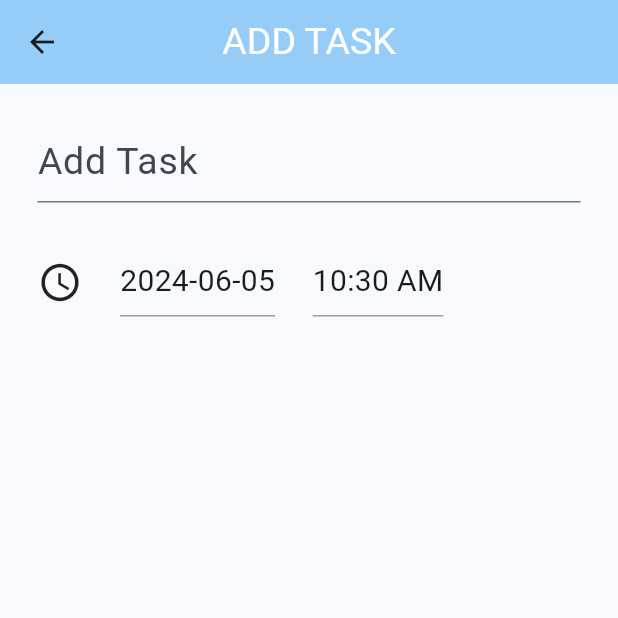
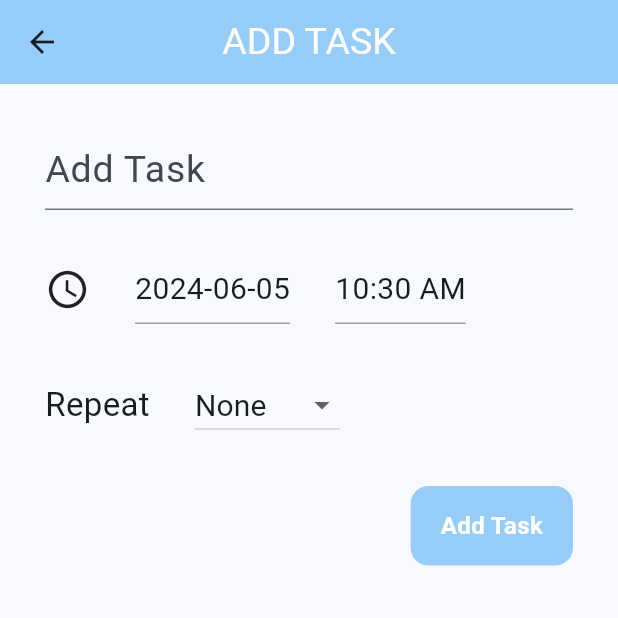
Before and after one commit to Anhakian/Eco_ToDoApp, a Flutter app: the AddTaskPage screen opened by its route, on a phone screen of 412 x 824 dp, the top half of it. Run offline on Flutter 3.47's test engine with Material 3 defaults, Android fonts, the phone set to English and light mode, and no system bars; our stand-ins replace cloud_firestore, firebase_auth, firebase_core; accounts and stored records are empty; network calls fail.

Commit message:
add dropdown button to choose repeat task value

```diff
--- a/lib/components/my_button.dart
+++ b/lib/components/my_button.dart
@@ -15,16 +15,17 @@ class MyButton extends StatelessWidget {
       onTap: onTap,
       child: Container(
         decoration: BoxDecoration(
-          color: Theme.of(context).colorScheme.primary,
+          color: Theme.of(context).colorScheme.inversePrimary,
           borderRadius: BorderRadius.circular(12),
         ),
-        padding: const EdgeInsets.all(25),
+        padding: const EdgeInsets.symmetric(horizontal: 20, vertical: 15),
         child: Center(
           child: Text(
             buttonText,
             style: const TextStyle(
               fontWeight: FontWeight.bold,
               fontSize: 16,
+              color: Colors.white,
             ),
           ),
         ),
--- a/lib/pages/add_task_page.dart
+++ b/lib/pages/add_task_page.dart
@@ -1,3 +1,4 @@
+import 'package:eco_to_do_app/components/my_button.dart';
 import 'package:flutter/material.dart';
 import 'package:cloud_firestore/cloud_firestore.dart';
 import 'package:firebase_auth/firebase_auth.dart';
@@ -13,6 +14,8 @@ class _AddTaskPageState extends State<AddTaskPage> {
   final TextEditingController taskController = TextEditingController();
   DateTime date = DateTime.now();
   TimeOfDay time = TimeOfDay.now();
+  final List<String> repeatValues = ['None', 'Daily', 'Weekly', 'Monthly'];
+  String selectedRepeatValue = 'None';
 
   void selectDate() {
     showDatePicker(
@@ -57,7 +60,7 @@ class _AddTaskPageState extends State<AddTaskPage> {
         ),
       ),
       body: Padding(
-          padding: const EdgeInsets.all(25.0),
+        padding: const EdgeInsets.all(30.0),
         child: Column(
           children: [
             TextField(
@@ -70,6 +73,9 @@ class _AddTaskPageState extends State<AddTaskPage> {
                   fontWeight: FontWeight.normal,
                 ),
               ),
+              style: const TextStyle(
+                fontSize: 25, // Adjust the font size as needed
+              ),
             ),
             const SizedBox(
               height: 30,
@@ -81,7 +87,7 @@ class _AddTaskPageState extends State<AddTaskPage> {
                   size: 30,
                 ),
                 const SizedBox(
-                    width: 25.0,
+                  width: 30.0,
                 ),
                 GestureDetector(
                   onTap: selectDate,
@@ -105,7 +111,7 @@ class _AddTaskPageState extends State<AddTaskPage> {
                   ),
                 ),
                 const SizedBox(
-                    width: 25.0,
+                  width: 30.0,
                 ),
                 GestureDetector(
                   onTap: selectTime,
@@ -120,7 +126,7 @@ class _AddTaskPageState extends State<AddTaskPage> {
                       ),
                     ),
                     child: Text(
-                        "${time.format(context)}",
+                      time.format(context),
                       style: const TextStyle(
                         fontSize: 20,
                         fontWeight: FontWeight.normal,
@@ -129,9 +135,62 @@ class _AddTaskPageState extends State<AddTaskPage> {
                   ),
                 ),
               ],
-              )
+            ),
+            const SizedBox(
+              height: 30,
+            ),
+            Row(
+              children: [
+                const Text(
+                  "Repeat",
+                  style: TextStyle(
+                    fontSize: 22,
+                  ),
+                ),
+                const SizedBox(
+                  width: 30.0,
+                ),
+                DropdownButton<String>(
+                  value: selectedRepeatValue,
+                  icon: const Icon(Icons.arrow_drop_down),
+                  onChanged: (String? newValue) {
+                    setState(() {
+                      selectedRepeatValue = newValue!;
+                    });
+                  },
+                  items: repeatValues.map(
+                    (String value) {
+                      return DropdownMenuItem<String>(
+                        value: value,
+                        child: Text(
+                          value,
+                          style: const TextStyle(
+                              fontSize: 20,
+                              fontWeight: FontWeight
+                                  .normal // Adjust the font size for dropdown items
+                              ),
+                        ),
+                      );
+                    },
+                  ).toList(),
+                ),
               ],
             ),
-        ));
+            const SizedBox(
+              height: 30.0,
+            ),
+            Row(
+              mainAxisAlignment: MainAxisAlignment.end,
+              children: [
+                MyButton(
+                  buttonText: 'Add Task',
+                  onTap: () {},
+                ),
+              ],
+            ),
+          ],
+        ),
+      ),
+    );
   }
 }
```
Lines whose indentation alone changed are shown as unchanged.
